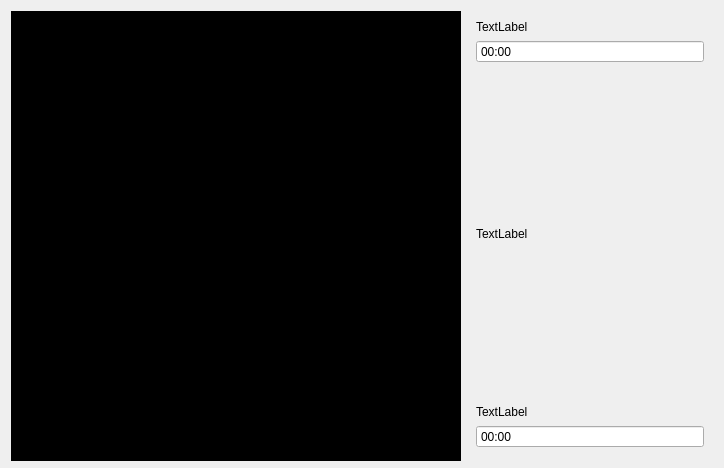
Above: chessVshogi/UI/ingame_shogi.ui from sahinakkaya/chess before the change. Below: the same form after it.
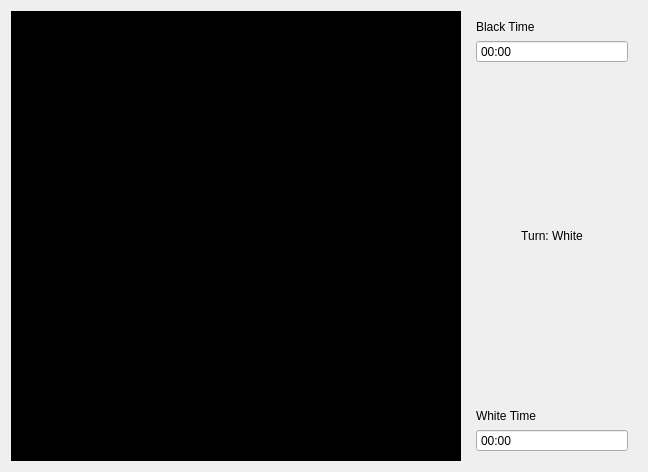
That is the form after the change. Icons and pictures are not drawn.

Diff of the .ui file:
```diff
--- a/chessVshogi/UI/ingame_shogi.ui
+++ b/chessVshogi/UI/ingame_shogi.ui
@@ -9,14 +9,14 @@
    <rect>
     <x>0</x>
     <y>0</y>
-    <width>724</width>
+    <width>648</width>
     <height>468</height>
    </rect>
   </property>
   <property name="minimumSize">
    <size>
-    <width>724</width>
-    <height>468</height>
+    <width>0</width>
+    <height>0</height>
    </size>
   </property>
   <property name="maximumSize">
@@ -1445,7 +1445,7 @@
       <item>
        <widget class="QLabel" name="label_2">
         <property name="text">
-         <string>TextLabel</string>
+         <string>Black Time</string>
         </property>
        </widget>
       </item>
@@ -1480,8 +1480,14 @@
       </item>
       <item>
        <widget class="QLabel" name="label">
+        <property name="styleSheet">
+         <string notr="true">font: 75 16pt &quot;MS Shell Dlg 2&quot;;</string>
+        </property>
         <property name="text">
-         <string>TextLabel</string>
+         <string>Turn: White</string>
+        </property>
+        <property name="alignment">
+         <set>Qt::AlignCenter</set>
         </property>
        </widget>
       </item>
@@ -1504,7 +1510,7 @@
       <item>
        <widget class="QLabel" name="label_3">
         <property name="text">
-         <string>TextLabel</string>
+         <string>White Time</string>
         </property>
        </widget>
       </item>
```
Left out of the diff: 4 changed lines with no effect on the pictures.
